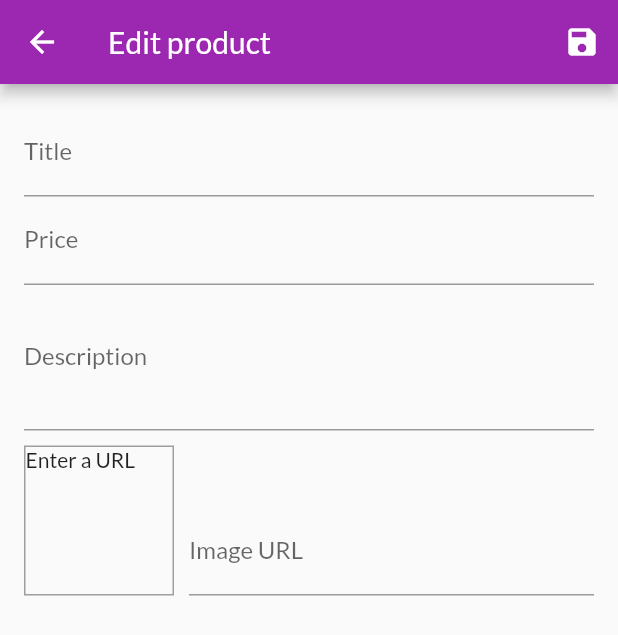
After one commit to koyuboy/Flutter_projects, a Flutter app: the EditProductScreen screen opened by its route, on a phone screen of 412 x 824 dp. The commit adds this screen. Shown: the top 635 px of the screen. Run offline on Flutter 3.47's test engine with Material 2 defaults, Android fonts, the phone set to English and light mode, and no system bars; our stand-ins replace cloud_firestore, firebase_auth, firebase_core, google_fonts, sizer; missing offline and left inert: fake_cloud_firestore, firebase_auth_mocks; accounts and stored records are empty; network calls fail.

Commit message:
added edit product screen

```diff
--- a/shop_app/lib/main.dart
+++ b/shop_app/lib/main.dart
@@ -3,10 +3,12 @@ import 'package:shop_app/providers/cart.dart';
 import 'package:shop_app/providers/orders.dart';
 import 'package:shop_app/providers/products.dart';
 import 'package:shop_app/screens/cart_screen.dart';
+import 'package:shop_app/screens/edit_product_screen.dart';
 import 'package:shop_app/screens/orders_screen.dart';
 import 'package:shop_app/screens/product_detail_screen.dart';
 import 'package:shop_app/screens/products_overview_screen.dart';
 import 'package:provider/provider.dart';
+import 'package:shop_app/screens/user_products_screen.dart';
 
 void main() => runApp(const MyApp());
 
@@ -33,6 +35,8 @@ class MyApp extends StatelessWidget {
           ProductDetailScreen.routeName: (ctx) => const ProductDetailScreen(),
           CartScreeen.routeName: (ctx) => const CartScreeen(),
           OrdersScreen.routeName: (ctx) => const OrdersScreen(),
+          UserProductsScreen.routeName: (ctx) => const UserProductsScreen(),
+          EditProductScreen.routeName: (ctx) => const EditProductScreen(),
         },
       ),
     );
--- /dev/null
+++ b/shop_app/lib/screens/edit_product_screen.dart
@@ -0,0 +1,163 @@
+import 'package:flutter/material.dart';
+import 'package:shop_app/providers/product.dart';
+
+class EditProductScreen extends StatefulWidget {
+  const EditProductScreen({Key? key}) : super(key: key);
+  static const routeName = '/edit-product';
+
+  @override
+  _EditProductScreenState createState() => _EditProductScreenState();
+}
+
+class _EditProductScreenState extends State<EditProductScreen> {
+  final _priceFocusNode = FocusNode();
+  final _descriptionFocusNode = FocusNode();
+  final _imageUrlController = TextEditingController();
+  final _imageUrlFocusNode = FocusNode();
+  final _form = GlobalKey<FormState>();
+  var _editedProduct =
+      Product(id: '', title: '', description: '', price: 0, imageUrl: '');
+
+  @override
+  void initState() {
+    _imageUrlFocusNode.addListener(_updateImageUrl);
+    super.initState();
+  }
+
+  @override
+  void dispose() {
+    _priceFocusNode.dispose();
+    _descriptionFocusNode.dispose();
+    _imageUrlController.dispose();
+    _imageUrlFocusNode.dispose();
+    _imageUrlFocusNode.removeListener(_updateImageUrl);
+    super.dispose();
+  }
+
+  void _updateImageUrl() {
+    if (!_imageUrlFocusNode.hasFocus) {
+      setState(() {});
+    }
+  }
+
+  void _saveForm() {
+    _form.currentState!.save();
+    print(_editedProduct.title);
+    print(_editedProduct.description);
+    print(_editedProduct.price);
+    print(_editedProduct.imageUrl);
+  }
+
+  @override
+  Widget build(BuildContext context) {
+    return Scaffold(
+      appBar: AppBar(
+        title: const Text('Edit product'),
+        actions: [
+          IconButton(onPressed: _saveForm, icon: const Icon(Icons.save))
+        ],
+      ),
+      body: Padding(
+        padding: const EdgeInsets.all(16.0),
+        child: Form(
+          key: _form,
+          child: ListView(
+            children: [
+              TextFormField(
+                decoration: const InputDecoration(labelText: 'Title'),
+                textInputAction: TextInputAction.next,
+                onFieldSubmitted: (_) {
+                  FocusScope.of(context).requestFocus(_priceFocusNode);
+                },
+                onSaved: (value) {
+                  _editedProduct = Product(
+                      id: _editedProduct.id,
+                      title: value!,
+                      description: _editedProduct.description,
+                      price: _editedProduct.price,
+                      imageUrl: _editedProduct.imageUrl);
+                },
+              ),
+              TextFormField(
+                decoration: const InputDecoration(labelText: 'Price'),
+                textInputAction: TextInputAction.next,
+                keyboardType: TextInputType.number,
+                focusNode: _priceFocusNode,
+                onFieldSubmitted: (_) {
+                  FocusScope.of(context).requestFocus(_descriptionFocusNode);
+                },
+                onSaved: (value) {
+                  _editedProduct = Product(
+                      id: _editedProduct.id,
+                      title: _editedProduct.title,
+                      description: _editedProduct.description,
+                      price: double.parse(value!),
+                      imageUrl: _editedProduct.imageUrl);
+                },
+              ),
+              TextFormField(
+                decoration: const InputDecoration(labelText: 'Description'),
+                maxLines: 3,
+                keyboardType: TextInputType.multiline,
+                focusNode: _descriptionFocusNode,
+                onSaved: (value) {
+                  _editedProduct = Product(
+                      id: _editedProduct.id,
+                      title: _editedProduct.title,
+                      description: value!,
+                      price: _editedProduct.price,
+                      imageUrl: _editedProduct.imageUrl);
+                },
+              ),
+              Row(
+                crossAxisAlignment: CrossAxisAlignment.end,
+                children: [
+                  Container(
+                    width: 100,
+                    height: 100,
+                    margin: const EdgeInsets.only(top: 10, right: 10),
+                    decoration: BoxDecoration(
+                      border: Border.all(
+                        width: 1,
+                        color: Colors.grey,
+                      ),
+                    ),
+                    child: _imageUrlController.text.isEmpty
+                        ? const Text('Enter a URL')
+                        : FittedBox(
+                            child: Image.network(_imageUrlController.text),
+                            fit: BoxFit.fill,
+                          ),
+                  ),
+                  Expanded(
+                    child: TextFormField(
+                      decoration: const InputDecoration(labelText: 'Image URL'),
+                      keyboardType: TextInputType.url,
+                      textInputAction: TextInputAction.done,
+                      controller: _imageUrlController,
+                      onEditingComplete: () {
+                        setState(() {});
+                      },
+                      focusNode: _imageUrlFocusNode,
+                      onFieldSubmitted: (_) {
+                        _saveForm();
+                      },
+                      onSaved: (value) {
+                        _editedProduct = Product(
+                            id: _editedProduct.id,
+                            title: _editedProduct.title,
+                            description: _editedProduct.description,
+                            price: _editedProduct.price,
+                            imageUrl: value!);
+                      },
+                    ),
+                  ),
+                ],
+              ),
+            ],
+          ),
+        ),
+      ),
+    );
+  }
+}
--- a/shop_app/lib/screens/orders_screen.dart
+++ b/shop_app/lib/screens/orders_screen.dart
@@ -15,9 +15,8 @@ class OrdersScreen extends StatelessWidget {
       appBar: AppBar(
         title: const Text('Your Orders'),
       ),
-      drawer: AppDrawer(
-
-      ),
+      drawer: const AppDrawer(),
+      drawerEdgeDragWidth: MediaQuery.of(context).size.width,
       body: ListView.builder(
         itemCount: orderData.orders.length,
         itemBuilder: (ctx, i) => OrderItem(
--- a/shop_app/lib/widgets/app_drawer.dart
+++ b/shop_app/lib/widgets/app_drawer.dart
@@ -1,5 +1,6 @@
 import 'package:flutter/material.dart';
 import 'package:shop_app/screens/orders_screen.dart';
+import 'package:shop_app/screens/user_products_screen.dart';
 
 class AppDrawer extends StatelessWidget {
   const AppDrawer({Key? key}) : super(key: key);
@@ -9,7 +10,6 @@ class AppDrawer extends StatelessWidget {
     return Drawer(
       child: Column(
         children: [
-
           AppBar(
             title: const Text('Hello Friend!'),
             automaticallyImplyLeading: false,
@@ -31,6 +31,15 @@ class AppDrawer extends StatelessWidget {
                   .pushReplacementNamed(OrdersScreen.routeName);
             },
           ),
+          const Divider(),
+          ListTile(
+            leading: const Icon(Icons.edit),
+            title: const Text('Mange Products'),
+            onTap: () {
+              Navigator.of(context)
+                  .pushReplacementNamed(UserProductsScreen.routeName);
+            },
+          ),
         ],
       ),
     );
--- a/shop_app/lib/widgets/product_item.dart
+++ b/shop_app/lib/widgets/product_item.dart
@@ -50,7 +50,26 @@ class ProductItem extends StatelessWidget {
             icon: const Icon(Icons.shopping_cart),
             color: Theme.of(context).colorScheme.secondary,
             onPressed: () {
-              cart.addItem(product.id, product.price, product.title);
+              cart.addItem(
+                product.id,
+                product.price,
+                product.title,
+              );
+              ScaffoldMessenger.of(context).hideCurrentSnackBar();
+              ScaffoldMessenger.of(context).showSnackBar(
+                SnackBar(
+                  content: Text(
+                    'Added \'${product.title}\' to cart!',
+                  ),
+                  duration: const Duration(seconds: 1),
+                  action: SnackBarAction(
+                    label: 'UNDO',
+                    onPressed: () {
+                      cart.removeSingleItem(product.id);
+                    },
+                  ),
+                ),
+              );
             },
           ),
         ),
```
Also changed, not shown: shop_app/lib/providers/cart.dart (+19 -0 lines), shop_app/lib/screens/user_products_screen.dart (added, +46 -0 lines), shop_app/lib/widgets/cart_item.dart (+26 -0 lines), shop_app/lib/widgets/user_product_item.dart (added, +33 -0 lines).
